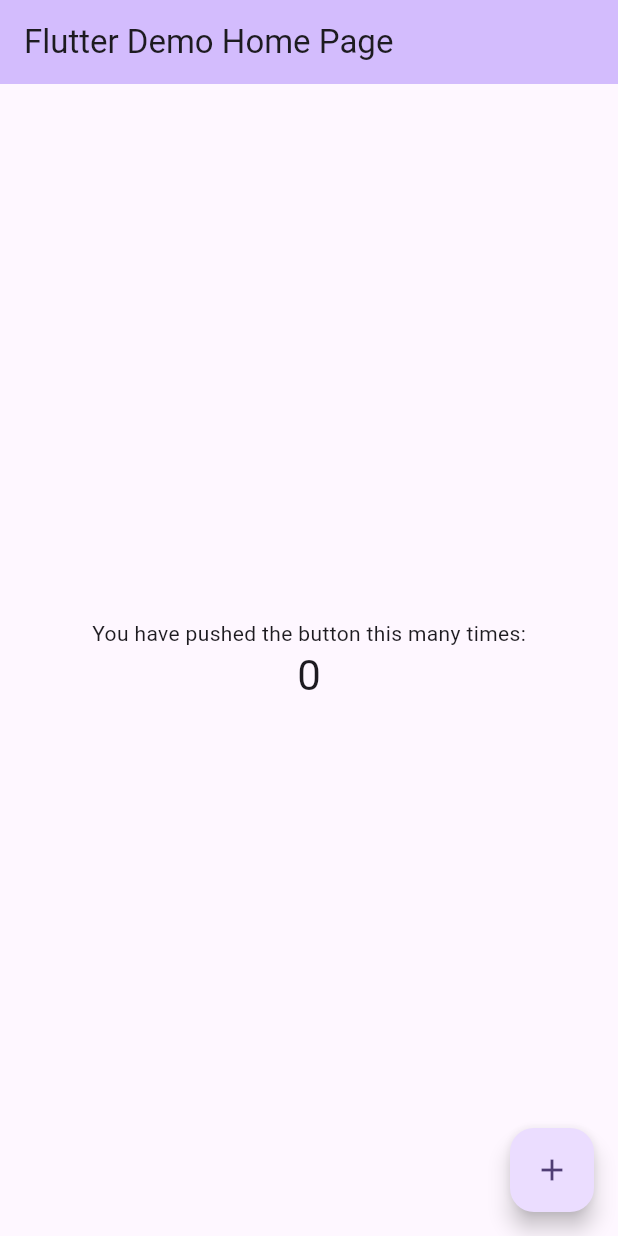
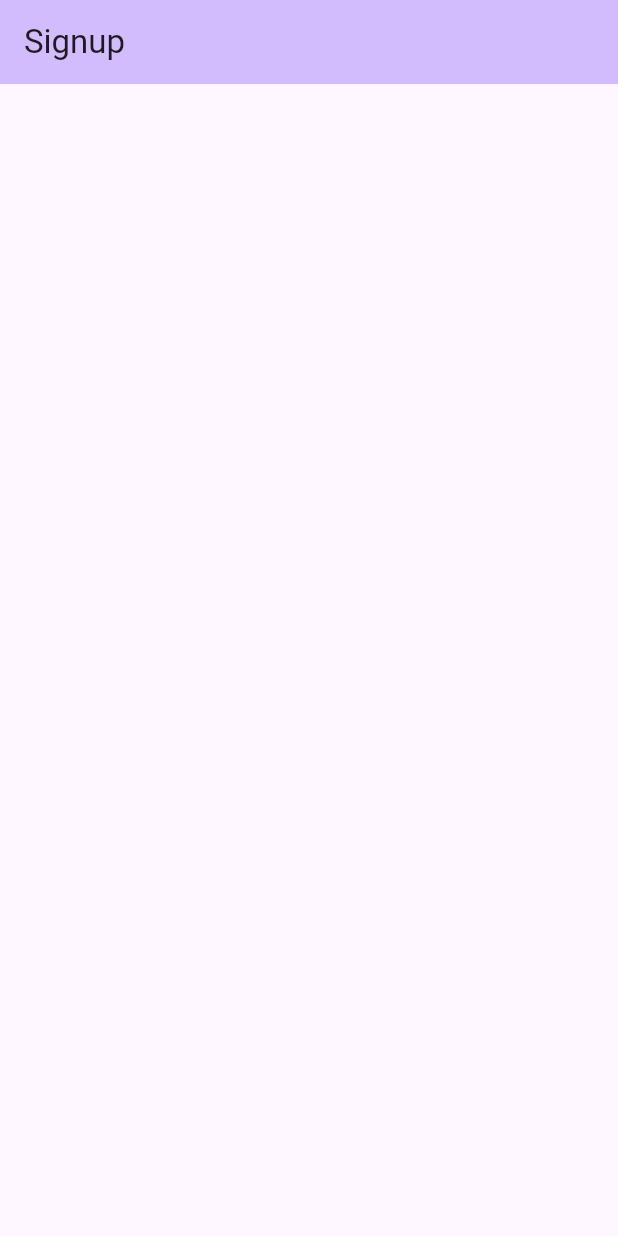
Before and after one commit to anshu-ac-dv/login_signup_api_integration, a Flutter app: the screen it shows after launch, on a phone screen of 412 x 824 dp. Run offline on Flutter 3.47's test engine with Material 3 defaults, Android fonts, the phone set to English and light mode, and no system bars.

Commit message:
Initial Commit

```diff
--- a/lib/main.dart
+++ b/lib/main.dart
@@ -1,4 +1,5 @@
 import 'package:flutter/material.dart';
+import 'package:login_signup_api_integration/signup.dart';
 
 void main() {
   runApp(const MyApp());
@@ -13,110 +14,9 @@
     return MaterialApp(
       title: 'Flutter Demo',
       theme: ThemeData(
-        // This is the theme of your application.
-        //
-        // TRY THIS: Try running your application with "flutter run". You'll see
-        // the application has a purple toolbar. Then, without quitting the app,
-        // try changing the seedColor in the colorScheme below to Colors.green
-        // and then invoke "hot reload" (save your changes or press the "hot
-        // reload" button in a Flutter-supported IDE, or press "r" if you used
-        // the command line to start the app).
-        //
-        // Notice that the counter didn't reset back to zero; the application
-        // state is not lost during the reload. To reset the state, use hot
-        // restart instead.
-        //
-        // This works for code too, not just values: Most code changes can be
-        // tested with just a hot reload.
         colorScheme: .fromSeed(seedColor: Colors.deepPurple),
       ),
-      home: const MyHomePage(title: 'Flutter Demo Home Page'),
+      home: Signup(),
     );
   }
 }
-
-class MyHomePage extends StatefulWidget {
-  const MyHomePage({super.key, required this.title});
-
-  // This widget is the home page of your application. It is stateful, meaning
-  // that it has a State object (defined below) that contains fields that affect
-  // how it looks.
-
-  // This class is the configuration for the state. It holds the values (in this
-  // case the title) provided by the parent (in this case the App widget) and
-  // used by the build method of the State. Fields in a Widget subclass are
-  // always marked "final".
-
-  final String title;
-
-  @override
-  State<MyHomePage> createState() => _MyHomePageState();
-}
-
-class _MyHomePageState extends State<MyHomePage> {
-  int _counter = 0;
-
-  void _incrementCounter() {
-    setState(() {
-      // This call to setState tells the Flutter framework that something has
-      // changed in this State, which causes it to rerun the build method below
-      // so that the display can reflect the updated values. If we changed
-      // _counter without calling setState(), then the build method would not be
-      // called again, and so nothing would appear to happen.
-      _counter++;
-    });
-  }
-
-  @override
-  Widget build(BuildContext context) {
-    // This method is rerun every time setState is called, for instance as done
-    // by the _incrementCounter method above.
-    //
-    // The Flutter framework has been optimized to make rerunning build methods
-    // fast, so that you can just rebuild anything that needs updating rather
-    // than having to individually change instances of widgets.
-    return Scaffold(
-      appBar: AppBar(
-        // TRY THIS: Try changing the color here to a specific color (to
-        // Colors.amber, perhaps?) and trigger a hot reload to see the AppBar
-        // change color while the other colors stay the same.
-        backgroundColor: Theme.of(context).colorScheme.inversePrimary,
-        // Here we take the value from the MyHomePage object that was created by
-        // the App.build method, and use it to set our appbar title.
-        title: Text(widget.title),
-      ),
-      body: Center(
-        // Center is a layout widget. It takes a single child and positions it
-        // in the middle of the parent.
-        child: Column(
-          // Column is also a layout widget. It takes a list of children and
-          // arranges them vertically. By default, it sizes itself to fit its
-          // children horizontally, and tries to be as tall as its parent.
-          //
-          // Column has various properties to control how it sizes itself and
-          // how it positions its children. Here we use mainAxisAlignment to
-          // center the children vertically; the main axis here is the vertical
-          // axis because Columns are vertical (the cross axis would be
-          // horizontal).
-          //
-          // TRY THIS: Invoke "debug painting" (choose the "Toggle Debug Paint"
-          // action in the IDE, or press "p" in the console), to see the
-          // wireframe for each widget.
-          mainAxisAlignment: .center,
-          children: [
-            const Text('You have pushed the button this many times:'),
-            Text(
-              '$_counter',
-              style: Theme.of(context).textTheme.headlineMedium,
-            ),
-          ],
-        ),
-      ),
-      floatingActionButton: FloatingActionButton(
-        onPressed: _incrementCounter,
-        tooltip: 'Increment',
-        child: const Icon(Icons.add),
-      ),
-    );
-  }
-}
--- /dev/null
+++ b/lib/signup.dart
@@ -0,0 +1,25 @@
+import 'package:flutter/material.dart';
+
+class Signup extends StatefulWidget {
+  const Signup({super.key});
+
+  @override
+  State<Signup> createState() => _SignupState();
+}
+
+class _SignupState extends State<Signup> {
+  @override
+  Widget build(BuildContext context) {
+    return Scaffold(
+      appBar: AppBar(
+        backgroundColor: Theme.of(context).colorScheme.inversePrimary,
+        title: Text("Signup"),
+      ),
+      body: Column(
+        mainAxisAlignment: MainAxisAlignment.center,
+        crossAxisAlignment: CrossAxisAlignment.center,
+        children: [],
+      ),
+    );
+  }
+}
```
